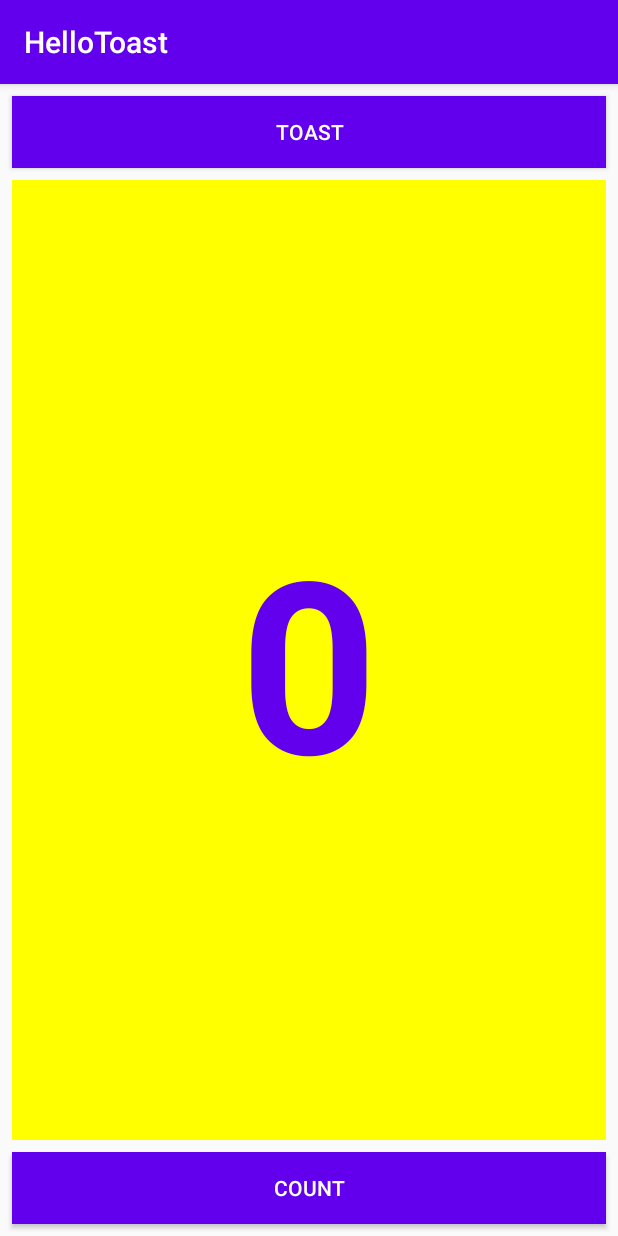
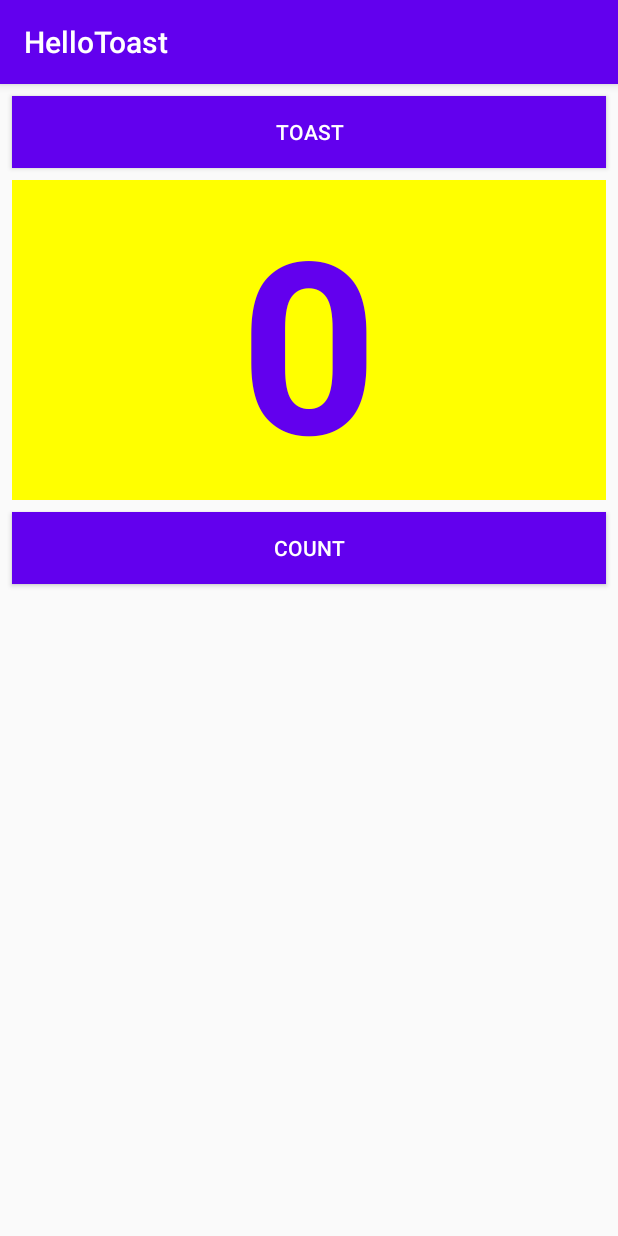
Before and after one commit to MrPemu/HelloToast_app, an Android app: the screen it shows after launch (MainActivity), on a phone screen of 412 x 824 dp. Run offline under Robolectric (Android 15) with nearby library versions, the phone set to English and light mode, and no system bars.

Commit message:
Part A - Terminada Part B - Terminada   >  (Task 1 - Terminada)   >  (Task 2 - Terminada)   >  (Task 3 - Terminada)

```diff
--- a/app/src/main/res/layout/activity_main.xml
+++ b/app/src/main/res/layout/activity_main.xml
@@ -1,5 +1,5 @@
 <?xml version="1.0" encoding="utf-8"?>
-<LinearLayout xmlns:android="http://schemas.android.com/apk/res/android"
+<RelativeLayout xmlns:android="http://schemas.android.com/apk/res/android"
     xmlns:app="http://schemas.android.com/apk/res-auto"
     xmlns:tools="http://schemas.android.com/tools"
     android:layout_width="match_parent"
@@ -24,18 +24,20 @@
         android:id="@+id/show_count"
         android:layout_width="match_parent"
         android:layout_height="wrap_content"
+        android:gravity="center_vertical"
         android:layout_marginBottom="8dp"
         android:layout_marginEnd="8dp"
         android:layout_marginStart="8dp"
         android:layout_marginTop="8dp"
-        android:layout_weight="1"
         android:background="#FFFF00"
-        android:gravity="center_vertical"
         android:text="@string/count_initial_value"
         android:textAlignment="center"
         android:textColor="@color/colorPrimary"
         android:textSize="160sp"
-        android:textStyle="bold" />
+        android:textStyle="bold"
+        android:layout_below="@+id/button_toast"
+        android:layout_alignParentLeft="true"
+        android:layout_alignParentStart="true" />
 
     <Button
         android:id="@+id/button_count"
@@ -47,6 +49,9 @@
         android:background="@color/colorPrimary"
         android:onClick="countUp"
         android:text="@string/button_label_count"
-        android:textColor="@android:color/white" />
+        android:textColor="@android:color/white"
+        android:layout_below="@+id/show_count"
+        android:layout_centerHorizontal="true"
+        />
 
-</LinearLayout>
+</RelativeLayout>
```
